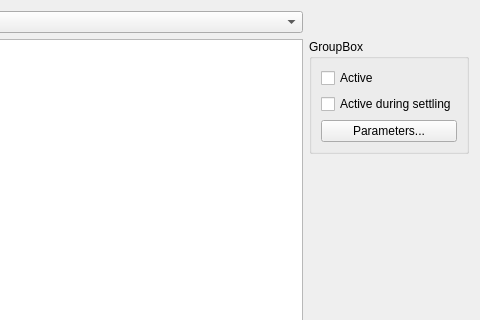
First picture: the form in src/newgui/configwidget.ui, repository CompEphys-team/stdpc, before the edit; both pictures show x 241 to 721 and y 0 to 320 of the 721 by 488 pixel window.
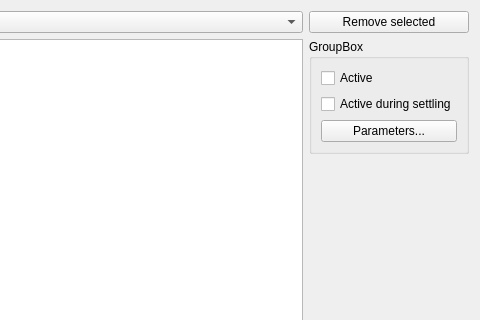
Second picture: the form after the edit. Custom widgets are drawn as their Qt base class.

Commit message: Added Remove button

Patch:
```diff
--- a/src/newgui/configwidget.ui
+++ b/src/newgui/configwidget.ui
@@ -70,6 +70,13 @@
      </attribute>
     </widget>
    </item>
+   <item row="0" column="1">
+    <widget class="QPushButton" name="remove">
+     <property name="text">
+      <string>Remove selected</string>
+     </property>
+    </widget>
+   </item>
   </layout>
  </widget>
  <customwidgets>
```
Left out of the diff: 46 changed lines with no effect on the pictures. The commit also changes 1 other file.
